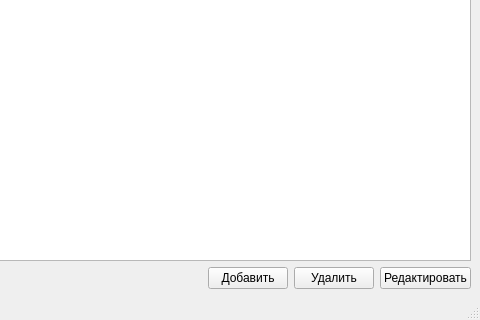
This is mainwindow.ui in Pheodaron/settlements as Qt 5 draws it before an edit; both pictures show x 320 to 800 and y 280 to 600 of the 800 by 600 pixel window. The edited form follows.
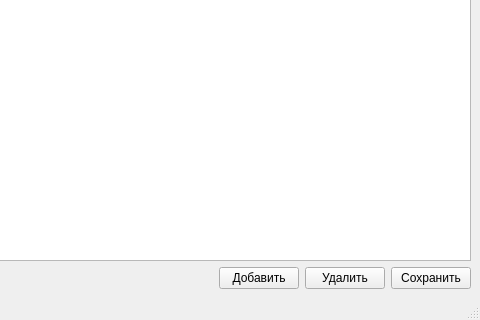
This is the edited form.

What changed in the file:
```diff
--- a/mainwindow.ui
+++ b/mainwindow.ui
@@ -80,7 +80,7 @@
       <item>
        <widget class="QPushButton" name="m_edit_button">
         <property name="text">
-         <string>Редактировать</string>
+         <string>Сохранить</string>
         </property>
        </widget>
       </item>
```
